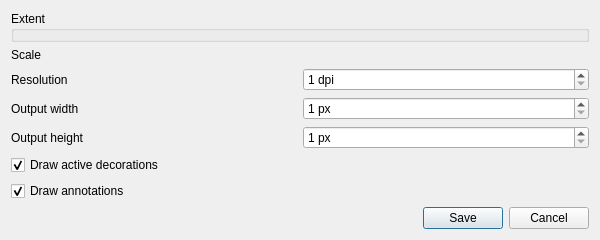
qgis/QGIS, file src/ui/qgsmapsavedialog.ui: the form before one commit.
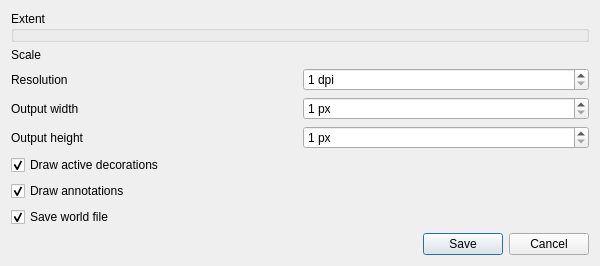
The form after the commit. Custom widgets are drawn as their Qt base class.

```diff
--- a/src/ui/qgsmapsavedialog.ui
+++ b/src/ui/qgsmapsavedialog.ui
@@ -16,6 +16,16 @@
   <layout class="QVBoxLayout" name="verticalLayout">
    <item>
     <layout class="QGridLayout" name="gridLayout">
+     <item row="7" column="0" colspan="2">
+      <widget class="QCheckBox" name="mSaveWorldFile">
+       <property name="text">
+        <string>Save world file</string>
+       </property>
+       <property name="checked">
+        <bool>true</bool>
+       </property>
+      </widget>
+     </item>
      <item row="6" column="0" colspan="2">>
       <widget class="QCheckBox" name="mDrawAnnotations">
        <property name="text">
```
